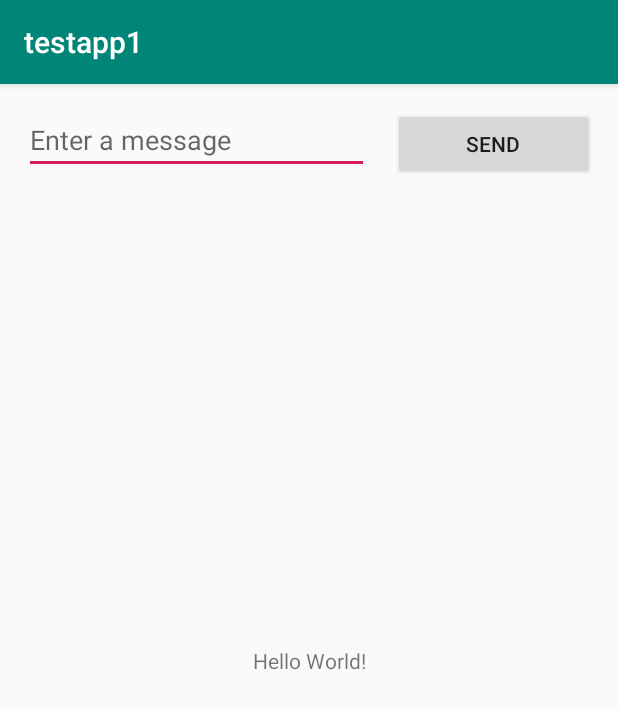
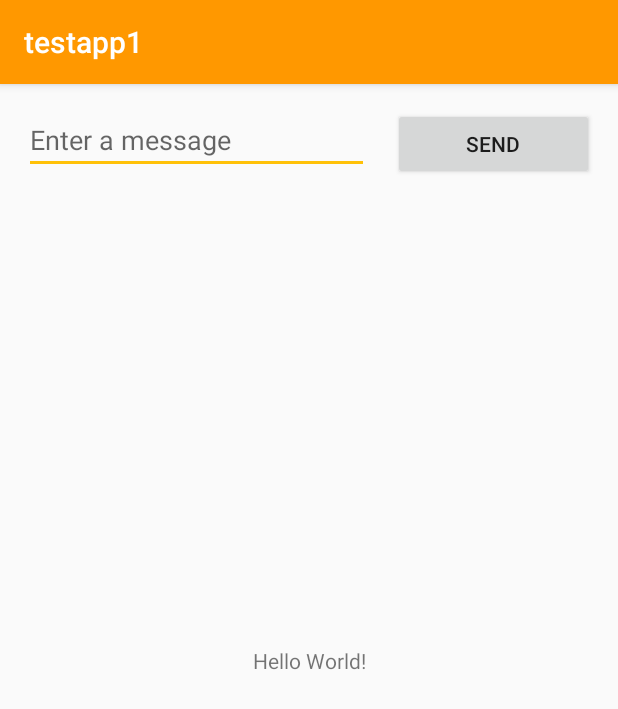
Before and after one commit to nomadlife/android_test, an Android app: the screen it shows after launch (MainActivity), on a phone screen of 412 x 824 dp. Shown: the top 709 px of the screen. Run offline under Robolectric (Android 15) with nearby library versions, the phone set to English and light mode, and no system bars.

```diff
--- a/app/src/main/res/values/colors.xml
+++ b/app/src/main/res/values/colors.xml
@@ -1,6 +1,6 @@
 <?xml version="1.0" encoding="utf-8"?>
 <resources>
-    <color name="colorPrimary">#008577</color>
-    <color name="colorPrimaryDark">#00574B</color>
-    <color name="colorAccent">#D81B60</color>
+    <color name="colorPrimary">#FF9800</color>
+    <color name="colorPrimaryDark">#F57C00</color>
+    <color name="colorAccent">#FFC107</color>
 </resources>
```
Also changed, not shown: app/src/main/AndroidManifest.xml (+6 -1 lines), app/src/main/res/layout/note_layout.xml (added, +10 -0 lines).
